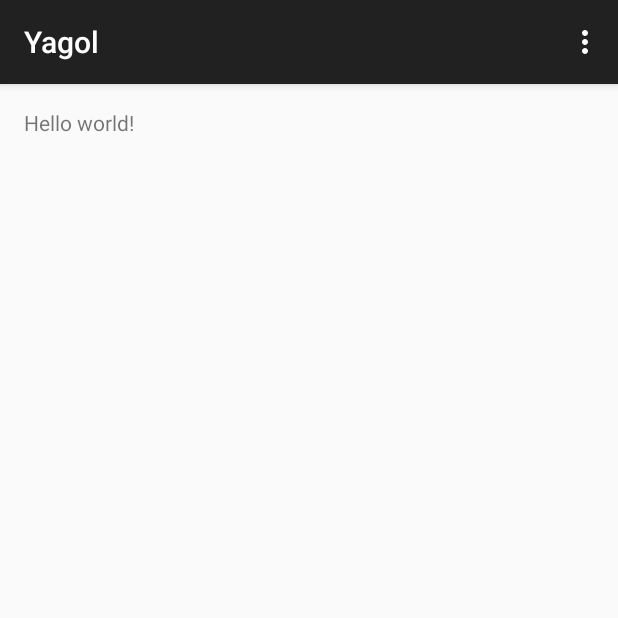
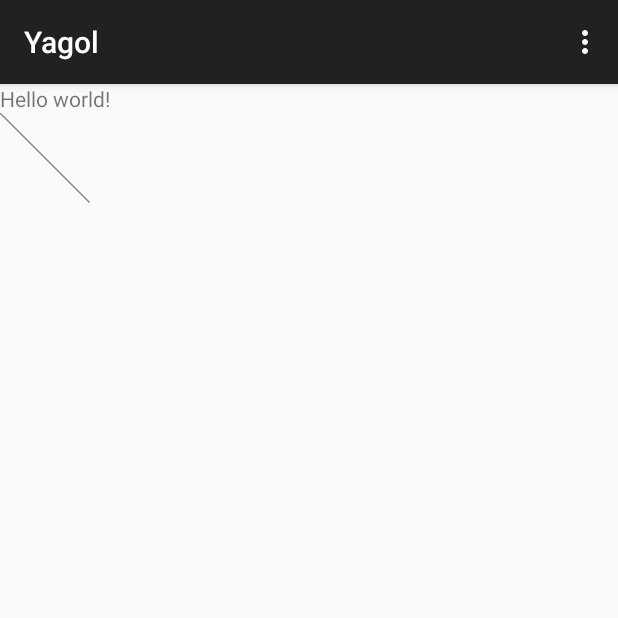
Before and after one commit to fpezzato/yagol, an Android app: the screen it shows after launch (MainActivity), on a phone screen of 412 x 824 dp, the top half of it. Run offline under Robolectric (Android 15) with nearby library versions, the phone set to English and light mode, and no system bars.

Commit message:
Basic view  to show the matrix.

```diff
--- a/app/src/main/java/org/fpezzato/yagol/MainActivity.java
+++ b/app/src/main/java/org/fpezzato/yagol/MainActivity.java
@@ -6,12 +6,14 @@ import android.view.Menu;
 import android.view.MenuItem;
 
 import com.google.common.base.Preconditions;
+import com.google.common.collect.ArrayTable;
 
 import org.fpezzato.yagol.mvp.MvpState;
 
 public class MainActivity extends AppCompatActivity implements MainActivityView {
 
 	private MainActivityPresenter mPresenter;
+	MatrixView mMatrixView;
 
 	public MainActivity withPresenter(MainActivityPresenter presenter) {
 		this.mPresenter = presenter;
@@ -22,9 +24,10 @@ public class MainActivity extends AppCompatActivity implements MainActivityView
 	protected void onCreate(Bundle savedInstanceState) {
 		super.onCreate(savedInstanceState);
 		setContentView(R.layout.activity_main);
-		if(mPresenter == null){
+		if (mPresenter == null) {
 			mPresenter = new MainActivityPresenterImpl();
 		}
+		mMatrixView = (MatrixView) findViewById(R.id.activity_main_matrix);
 
 		getPresenter().initialize(this, new MvpState(savedInstanceState));
 	}
@@ -37,7 +40,7 @@ public class MainActivity extends AppCompatActivity implements MainActivityView
 	}
 
 	@Override
-	public void onSaveInstanceState(Bundle outState ) {
+	public void onSaveInstanceState(Bundle outState) {
 		super.onSaveInstanceState(outState);
 		getPresenter().onSaveInstanceState(new MvpState(outState));
 	}
@@ -75,4 +78,8 @@ public class MainActivity extends AppCompatActivity implements MainActivityView
 	}
 
 
+	@Override
+	public void drawMatrix(ArrayTable<Integer, Integer, Boolean> matrix) {
+		mMatrixView.setData(matrix.toArray(Boolean.class));
+	}
 }
--- a/app/src/main/java/org/fpezzato/yagol/MainActivityPresenter.java
+++ b/app/src/main/java/org/fpezzato/yagol/MainActivityPresenter.java
@@ -8,4 +8,6 @@ import org.fpezzato.yagol.mvp.MvpView;
  * Created by francesco on 17/06/2015.
  */
 public interface MainActivityPresenter<VIEW extends MvpView,STATE extends MvpState>  extends MvpPresenter<VIEW,STATE> {
+
+
 }
--- a/app/src/main/java/org/fpezzato/yagol/MainActivityPresenterImpl.java
+++ b/app/src/main/java/org/fpezzato/yagol/MainActivityPresenterImpl.java
@@ -1,26 +1,40 @@
 package org.fpezzato.yagol;
 
 import com.google.common.collect.ArrayTable;
+import com.google.common.collect.ContiguousSet;
+import com.google.common.collect.DiscreteDomain;
+import com.google.common.collect.Range;
 
 import org.fpezzato.yagol.mvp.BaseMvpPresenter;
 import org.fpezzato.yagol.mvp.MvpState;
-import org.fpezzato.yagol.mvp.MvpView;
 
 /**
  * Created by francesco on 17/06/2015.
  */
-public class MainActivityPresenterImpl extends BaseMvpPresenter implements MainActivityPresenter {
+public class MainActivityPresenterImpl extends BaseMvpPresenter<MainActivityView, MvpState> implements MainActivityPresenter<MainActivityView, MvpState> {
 
 	public static final String KEY_MATRIX = MainActivityPresenterImpl.class.getCanonicalName() + ";KEY_MATRIX";
 
 	ArrayTable<Integer, Integer, Boolean> mMatrix;
 
 	@Override
-	public void initialize(MvpView view, MvpState state) {
+	public void initialize(MainActivityView view, MvpState state) {
+		super.initialize(view, state);
 		if (state.containsKey(KEY_MATRIX)) {
 			//TODO: not the pourpose of this app. Working with serializable to save dev-time.
 			mMatrix = (ArrayTable<Integer, Integer, Boolean>) state.getSerializable(KEY_MATRIX);
+		} else {
+
+			//FIXME - just demo code
+			Range<Integer> rows = Range.closed(0, 1000);
+			Range<Integer> columns = Range.closed(0, 1000);
+			mMatrix = ArrayTable.create(ContiguousSet.create(rows, DiscreteDomain.integers()), ContiguousSet.create(columns, DiscreteDomain.integers()));
+
+			for(int i = 0; i < 90;i++){
+				mMatrix.put(i,i,true);
+			}
 		}
+
 	}
 
 	@Override
@@ -33,6 +47,7 @@ public class MainActivityPresenterImpl extends BaseMvpPresenter implements MainA
 	@Override
 	public void start() {
 
+		getMvpView().drawMatrix(mMatrix);
 	}
 
 	@Override
--- a/app/src/main/java/org/fpezzato/yagol/MainActivityView.java
+++ b/app/src/main/java/org/fpezzato/yagol/MainActivityView.java
@@ -1,9 +1,13 @@
 package org.fpezzato.yagol;
+
+import com.google.common.collect.ArrayTable;
 
 import org.fpezzato.yagol.mvp.MvpView;
 
 /**
  * Created by francesco on 17/06/2015.
  */
-public interface MainActivityView  extends MvpView {
+public interface MainActivityView extends MvpView {
+
+	void drawMatrix(ArrayTable<Integer, Integer, Boolean> matrix);
 }
--- /dev/null
+++ b/app/src/main/java/org/fpezzato/yagol/MatrixView.java
@@ -0,0 +1,64 @@
+package org.fpezzato.yagol;
+
+import android.content.Context;
+import android.graphics.Canvas;
+import android.graphics.Paint;
+import android.util.AttributeSet;
+import android.view.View;
+
+import com.google.common.base.Preconditions;
+
+/**
+ * Created by francesco on 18/06/2015.
+ */
+public class MatrixView extends View {
+
+	Boolean[][] mData;
+	Paint mPaint;
+
+	public MatrixView(Context context) {
+		super(context);
+	}
+
+	public MatrixView(Context context, AttributeSet attrs) {
+		super(context, attrs);
+	}
+
+	public MatrixView(Context context, AttributeSet attrs, int defStyleAttr) {
+		super(context, attrs, defStyleAttr);
+	}
+
+	{
+		//TODO - set the color from the outside.
+		mPaint = new Paint(Paint.ANTI_ALIAS_FLAG);
+		mPaint.setColor(getResources().getColor(android.R.color.black));
+	}
+
+	@Override
+	protected void onMeasure(int widthMeasureSpec, int heightMeasureSpec) {
+		Preconditions.checkNotNull(mData);
+		Preconditions.checkArgument(mData.length > 0, "Cannot accept a matrix with no rows");
+		Preconditions.checkArgument(mData[0].length > 0, "Cannot accept a matrix with no columns");
+
+		setMeasuredDimension(mData.length, mData[0].length);
+	}
+
+	@Override
+	protected void onDraw(Canvas canvas) {
+		super.onDraw(canvas);
+		Boolean current;
+		for (int i = 0; i < mData.length -1; i++) {
+			for (int j = 0; j < mData[i].length -1; j++) {
+				current = mData[i][j];
+				if (current != null && current) {
+					canvas.drawPoint(i, j, mPaint);
+				}
+			}
+		}
+	}
+
+	public void setData(Boolean[][] data) {
+		mData = data;
+		invalidate();
+	}
+}
--- a/app/src/main/java/org/fpezzato/yagol/mvp/BaseMvpPresenter.java
+++ b/app/src/main/java/org/fpezzato/yagol/mvp/BaseMvpPresenter.java
@@ -5,5 +5,15 @@ package org.fpezzato.yagol.mvp;
  */
 public abstract class BaseMvpPresenter<VIEW extends MvpView, STATE extends MvpState> implements MvpPresenter<VIEW, STATE> {
 
+	VIEW mMvpView;
 
+	@Override
+	public void initialize(VIEW view, STATE state) {
+		mMvpView = view;
+	}
+
+	@Override
+	public VIEW getMvpView() {
+		return mMvpView;
+	}
 }
--- a/app/src/main/java/org/fpezzato/yagol/mvp/MvpPresenter.java
+++ b/app/src/main/java/org/fpezzato/yagol/mvp/MvpPresenter.java
@@ -12,4 +12,6 @@ public interface MvpPresenter<VIEW extends MvpView, STATE extends MvpState> {
 	void start();
 
 	void stop();
+
+	VIEW getMvpView();
 }
--- a/app/src/main/res/layout/activity_main.xml
+++ b/app/src/main/res/layout/activity_main.xml
@@ -1,16 +1,16 @@
-<RelativeLayout xmlns:android="http://schemas.android.com/apk/res/android"
-                xmlns:tools="http://schemas.android.com/tools"
-                android:layout_width="match_parent"
-                android:layout_height="match_parent"
-                android:paddingLeft="@dimen/activity_horizontal_margin"
-                android:paddingRight="@dimen/activity_horizontal_margin"
-                android:paddingTop="@dimen/activity_vertical_margin"
-                android:paddingBottom="@dimen/activity_vertical_margin"
-                tools:context=".MainActivity">
+<LinearLayout xmlns:android="http://schemas.android.com/apk/res/android"
+              xmlns:tools="http://schemas.android.com/tools"
+              android:layout_width="match_parent"
+              android:layout_height="match_parent"
+              android:orientation="vertical"
+              tools:context=".MainActivity">
 
     <TextView
         android:text="@string/hello_world"
         android:layout_width="wrap_content"
         android:layout_height="wrap_content"/>
 
-</RelativeLayout>
+    <org.fpezzato.yagol.MatrixView android:id="@+id/activity_main_matrix" android:layout_width="0dp" android:layout_height="0dp"/>
+
+
+</LinearLayout>
```
